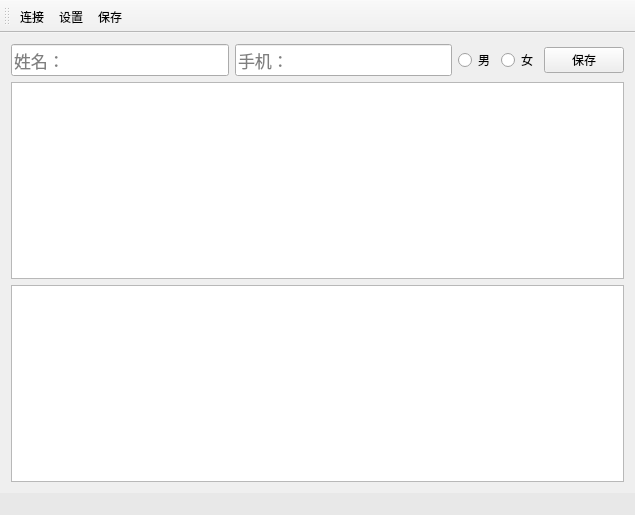
Before: the Qt Designer form mainwindow.ui in crouse/citta, drawn with Qt 5.
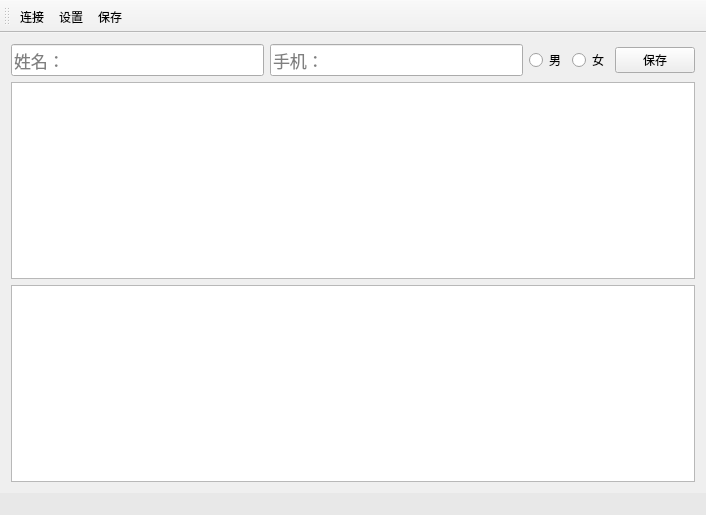
After: the same form once the commit is applied. Icons and pictures are not drawn.

```diff
--- a/mainwindow.ui
+++ b/mainwindow.ui
@@ -6,7 +6,7 @@
    <rect>
     <x>0</x>
     <y>0</y>
-    <width>635</width>
+    <width>706</width>
     <height>515</height>
    </rect>
   </property>
```
Left out of the diff: 6 changed lines with no effect on the pictures.
